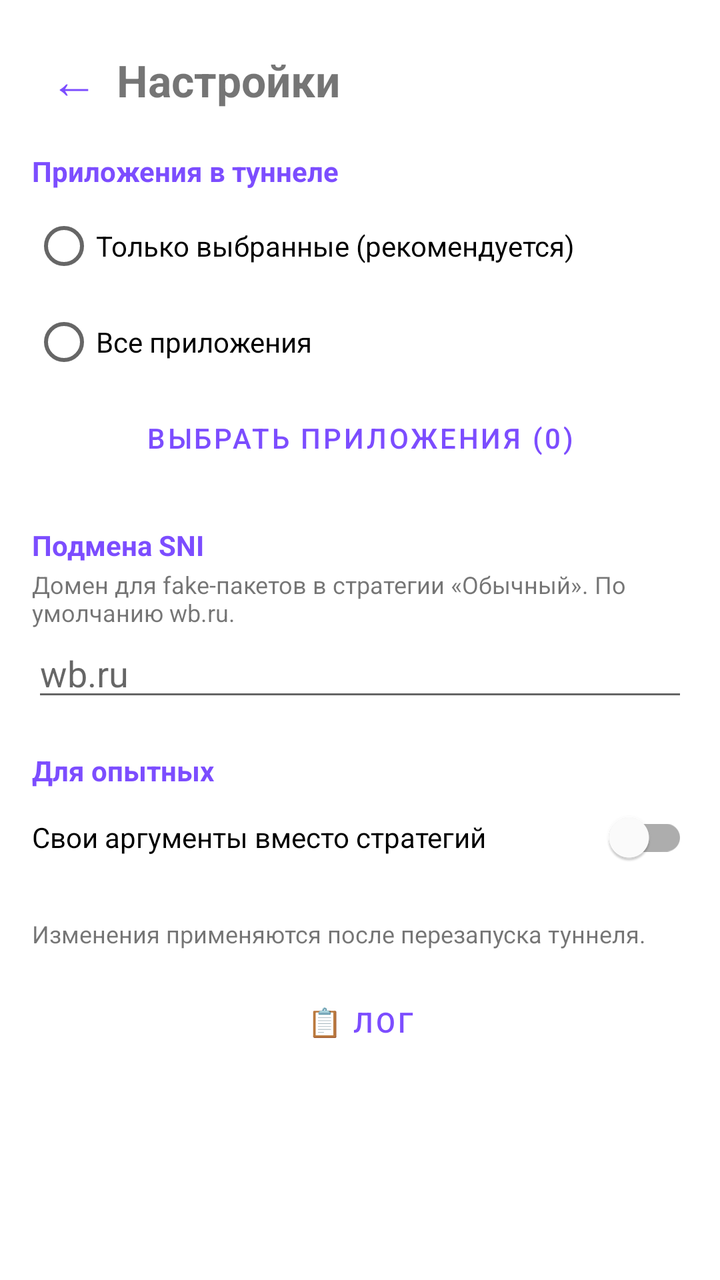
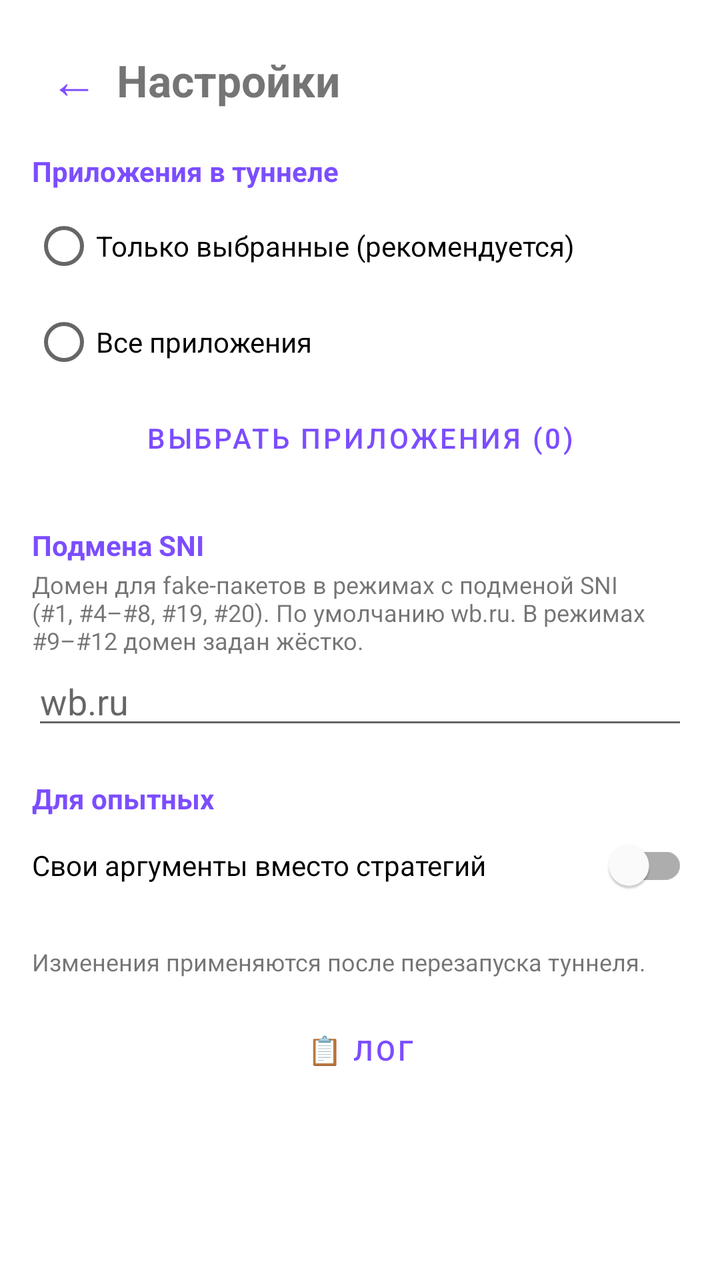

The first picture is an Android layout as it rendered before a commit; the second is the same layout after the commit. The layout source and the unified diff follow.
<!-- AndroidManifest.xml: application theme Theme.WSByeDPI -->
<!-- res/layout/activity_settings.xml -->
<?xml version="1.0" encoding="utf-8"?>
<ScrollView xmlns:android="http://schemas.android.com/apk/res/android"
    android:layout_width="match_parent"
    android:layout_height="match_parent"
    android:fillViewport="true">

    <LinearLayout
        android:layout_width="match_parent"
        android:layout_height="wrap_content"
        android:orientation="vertical"
        android:padding="16dp">

        <LinearLayout
            android:layout_width="match_parent"
            android:layout_height="wrap_content"
            android:gravity="center_vertical"
            android:orientation="horizontal"
            android:layout_marginBottom="12dp">

            <Button
                android:id="@+id/btnBack"
                style="@style/Widget.MaterialComponents.Button.TextButton"
                android:layout_width="wrap_content"
                android:layout_height="wrap_content"
                android:minWidth="0dp"
                android:text="←"
                android:textSize="24sp" />

            <TextView
                android:layout_width="wrap_content"
                android:layout_height="wrap_content"
                android:text="Настройки"
                android:textSize="22sp"
                android:textStyle="bold" />
        </LinearLayout>

        <TextView
            android:layout_width="match_parent"
            android:layout_height="wrap_content"
            android:text="Приложения в туннеле"
            android:textColor="?attr/colorPrimary"
            android:textSize="14sp"
            android:textStyle="bold" />

        <RadioGroup
            android:id="@+id/rgApps"
            android:layout_width="match_parent"
            android:layout_height="wrap_content"
            android:layout_marginTop="4dp">

            <RadioButton
                android:id="@+id/rbSelected"
                android:layout_width="match_parent"
                android:layout_height="wrap_content"
                android:text="Только выбранные (рекомендуется)" />

            <RadioButton
                android:id="@+id/rbAll"
                android:layout_width="match_parent"
                android:layout_height="wrap_content"
                android:text="Все приложения" />
        </RadioGroup>

        <Button
            android:id="@+id/btnPickApps"
            style="@style/Widget.MaterialComponents.Button.OutlinedButton"
            android:layout_width="match_parent"
            android:layout_height="wrap_content"
            android:layout_marginBottom="20dp"
            android:text="Выбрать приложения (0)" />

        <TextView
            android:layout_width="match_parent"
            android:layout_height="wrap_content"
            android:text="Подмена SNI"
            android:textColor="?attr/colorPrimary"
            android:textSize="14sp"
            android:textStyle="bold" />

        <TextView
            android:layout_width="match_parent"
            android:layout_height="wrap_content"
            android:layout_marginTop="2dp"
            android:text="Домен для fake-пакетов в стратегии «Обычный». По умолчанию wb.ru."
            android:textSize="12sp" />

        <EditText
            android:id="@+id/etSni"
            android:layout_width="match_parent"
            android:layout_height="wrap_content"
            android:layout_marginBottom="20dp"
            android:hint="wb.ru"
            android:importantForAutofill="no"
            android:inputType="textUri|textNoSuggestions"
            android:singleLine="true" />

        <TextView
            android:layout_width="match_parent"
            android:layout_height="wrap_content"
            android:text="Для опытных"
            android:textColor="?attr/colorPrimary"
            android:textSize="14sp"
            android:textStyle="bold" />

        <com.google.android.material.switchmaterial.SwitchMaterial
            android:id="@+id/swCustom"
            android:layout_width="match_parent"
            android:layout_height="wrap_content"
            android:text="Свои аргументы вместо стратегий" />

        <EditText
            android:id="@+id/etCustom"
            android:layout_width="match_parent"
            android:layout_height="wrap_content"
            android:gravity="top"
            android:hint="-f350 -Qr -n wb.ru"
            android:importantForAutofill="no"
            android:inputType="textMultiLine|textNoSuggestions"
            android:maxLines="6"
            android:minLines="3"
            android:textSize="12sp"
            android:typeface="monospace"
            android:visibility="gone" />

        <TextView
            android:layout_width="match_parent"
            android:layout_height="wrap_content"
            android:layout_marginTop="16dp"
            android:layout_marginBottom="12dp"
            android:text="Изменения применяются после перезапуска туннеля."
            android:textSize="12sp" />

        <Button
            android:id="@+id/btnLog"
            style="@style/Widget.MaterialComponents.Button.OutlinedButton"
            android:layout_width="match_parent"
            android:layout_height="wrap_content"
            android:text="📋 Лог" />
    </LinearLayout>
</ScrollView>
<!-- resources referenced by this layout -->
<resources>
  <style name="Theme.WSByeDPI" parent="Theme.MaterialComponents.DayNight.NoActionBar">
          <item name="colorPrimary">#7C4DFF</item>
          <item name="colorPrimaryVariant">#651FFF</item>
          <item name="colorOnPrimary">#FFFFFF</item>
      </style>
</resources>

<!-- the commit's change to res/layout/activity_settings.xml (unified diff, before → after) -->
@@ -81,7 +81,7 @@
             android:layout_width="match_parent"
             android:layout_height="wrap_content"
             android:layout_marginTop="2dp"
-            android:text="Домен для fake-пакетов в стратегии «Обычный». По умолчанию wb.ru."
+            android:text="Домен для fake-пакетов в режимах с подменой SNI (#1, #4–#8, #19, #20). По умолчанию wb.ru. В режимах #9–#12 домен задан жёстко."
             android:textSize="12sp" />
 
         <EditText
